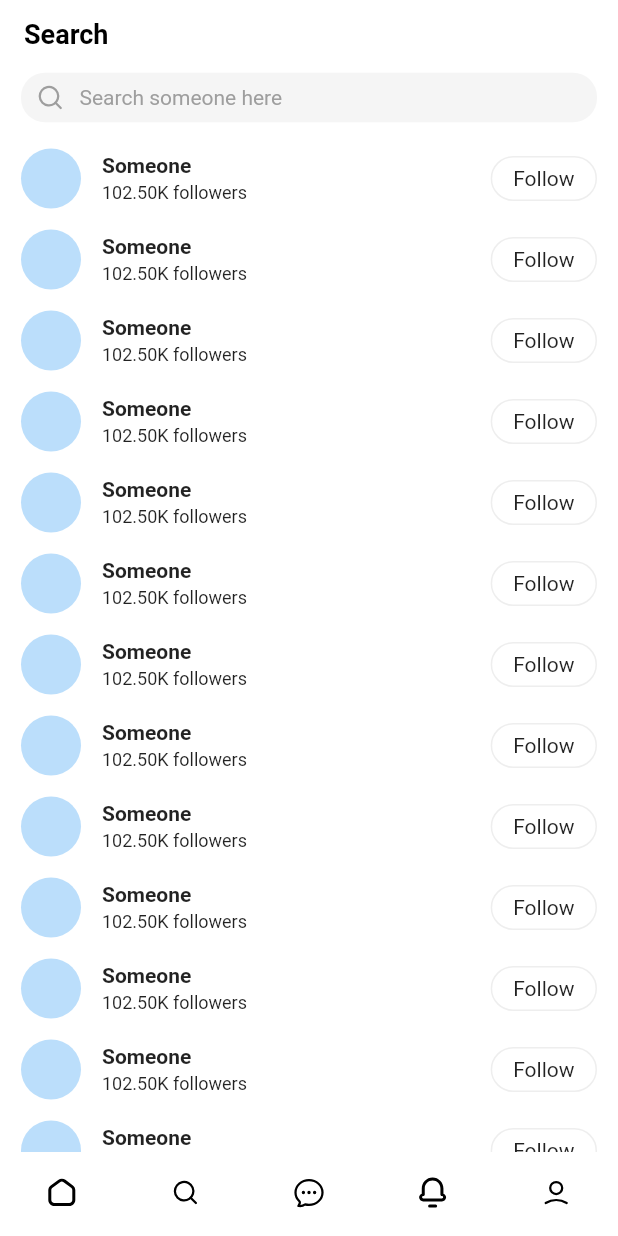
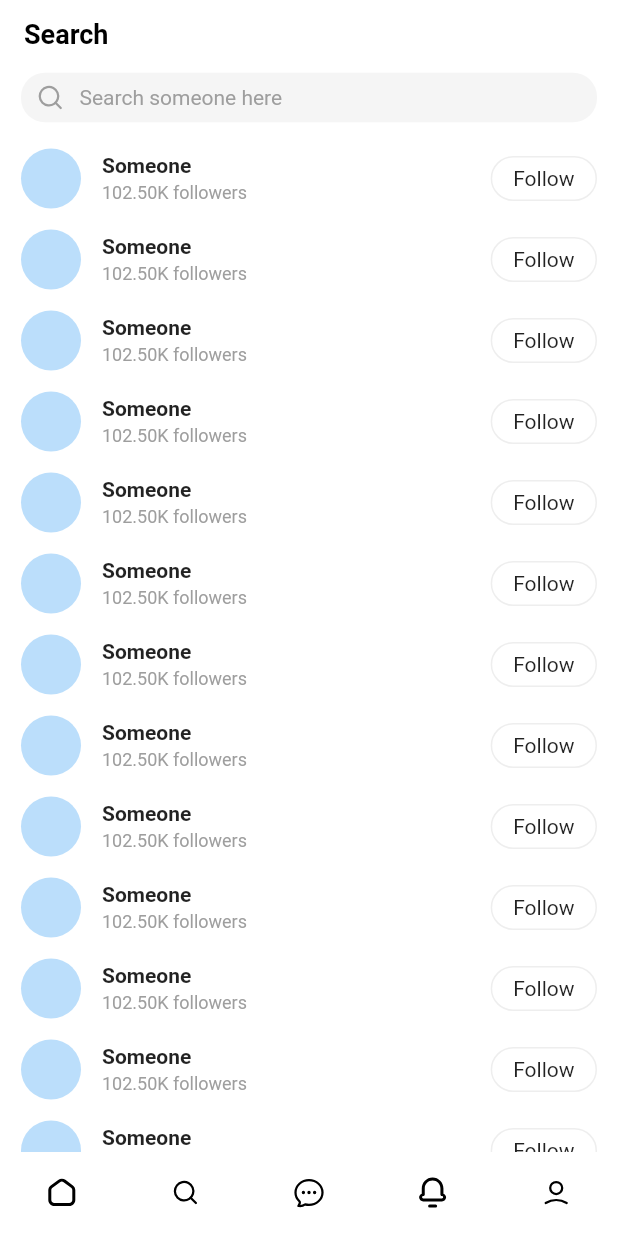
Before and after one commit to 1O1Dev/V-App, a Flutter app: the screen it shows after launch, item 2 of the bottom bar chosen, after a tap on "Someone", on a phone screen of 412 x 824 dp. Run offline on Flutter 3.47's test engine with Material 2 defaults, Android fonts, the phone set to English and light mode, and no system bars; our stand-ins replace flutter_riverpod, flutter_svg, font_awesome_flutter; network calls fail.

Commit message:
UI design

```diff
--- a/lib/components/post_card/image_card.dart
+++ b/lib/components/post_card/image_card.dart
@@ -2,9 +2,7 @@ import 'package:flutter/material.dart';
 import '../../configs/config.dart';
 
 class ImageCard extends StatelessWidget {
-  const ImageCard({
-    super.key,
-  });
+  const ImageCard({super.key});
 
   @override
   Widget build(BuildContext context) {
--- a/lib/components/post_card/post_action_button.dart
+++ b/lib/components/post_card/post_action_button.dart
@@ -4,9 +4,7 @@ import 'package:flutter_svg/svg.dart';
 import '../../configs/config.dart';
 
 class PostActionButton extends StatelessWidget {
-  const PostActionButton({
-    super.key,
-  });
+  const PostActionButton({super.key});
 
   @override
   Widget build(BuildContext context) {
--- a/lib/components/post_card/post_card.dart
+++ b/lib/components/post_card/post_card.dart
@@ -3,9 +3,7 @@ import '../../configs/config.dart';
 import '../component.dart';
 
 class PostCard extends StatelessWidget {
-  const PostCard({
-    super.key,
-  });
+  const PostCard({super.key});
 
   @override
   Widget build(BuildContext context) {
--- a/lib/components/post_card/profile_and_post_title.dart
+++ b/lib/components/post_card/profile_and_post_title.dart
@@ -3,9 +3,7 @@ import 'package:font_awesome_flutter/font_awesome_flutter.dart';
 import '../../configs/config.dart';
 
 class ProfileAndPostTitle extends StatelessWidget {
-  const ProfileAndPostTitle({
-    super.key,
-  });
+  const ProfileAndPostTitle({super.key});
 
   @override
   Widget build(BuildContext context) {
@@ -121,7 +119,7 @@ class ProfileAndPostTitle extends StatelessWidget {
       barrierColor: blackColor.withOpacity(0.4),
       backgroundColor: Colors.transparent,
       builder: (context) => Container(
-        height: 230,
+        height: 220,
         decoration: const BoxDecoration(
           color: whiteColor,
           borderRadius: BorderRadius.vertical(
--- a/lib/components/post_card/replies_likes_and_share.dart
+++ b/lib/components/post_card/replies_likes_and_share.dart
@@ -2,9 +2,7 @@ import 'package:flutter/material.dart';
 import '../../configs/config.dart';
 
 class RepliesAndLikes extends StatelessWidget {
-  const RepliesAndLikes({
-    super.key,
-  });
+  const RepliesAndLikes({super.key});
 
   @override
   Widget build(BuildContext context) {
--- a/lib/configs/api_config.dart
+++ b/lib/configs/api_config.dart
@@ -0,0 +1,2 @@
+String senderId = "2u8239f432cfuyfi238sdfsd4249";
+String receiverId = "2u823sdfsdf9432cfuyfi2384249ff";
--- a/lib/main.dart
+++ b/lib/main.dart
@@ -1,11 +1,12 @@
 import 'dart:io';
 import 'package:flutter/material.dart';
 import 'package:flutter/services.dart';
+import 'package:flutter_riverpod/flutter_riverpod.dart';
 import 'package:v_app/configs/config.dart';
 import 'package:v_app/pages/page.dart';
 
 void main() {
-  runApp(const VApp());
+  runApp(const ProviderScope(child: VApp()));
 }
 
 class VApp extends StatelessWidget {
--- a/lib/models/model.dart
+++ b/lib/models/model.dart
@@ -0,0 +1,2 @@
+export 'user.dart';
+export 'message.dart';
--- a/lib/pages/chat/chat.dart
+++ b/lib/pages/chat/chat.dart
@@ -17,9 +17,20 @@ class _ChatPageState extends State<ChatPage> {
       appBar: AppBar(
         automaticallyImplyLeading: false,
         title: const Text("Chat"),
-        bottom: PreferredSize(
-          preferredSize: const Size.fromHeight(40),
-          child: SizedBox(
+      ),
+      body: RefreshIndicator(
+        onRefresh: () => Future.delayed(const Duration(seconds: 3)),
+        backgroundColor: whiteColor,
+        color: appColor,
+        child: CustomScrollView(
+          physics: const BouncingScrollPhysics(),
+          slivers: [
+            SliverAppBar(
+              toolbarHeight: 40,
+              floating: true,
+              automaticallyImplyLeading: false,
+              flexibleSpace: FlexibleSpaceBar(
+                background: SizedBox(
                   height: 40,
                   child: Container(
                     height: 40,
@@ -29,10 +40,11 @@ class _ChatPageState extends State<ChatPage> {
                     ),
                     decoration: BoxDecoration(
                       color: greyColor.shade100,
-                borderRadius: BorderRadius.circular(appDefaultBorderRadius),
+                      borderRadius:
+                          BorderRadius.circular(appDefaultBorderRadius),
                     ),
-              padding:
-                  const EdgeInsets.symmetric(horizontal: appDefaultPadding / 2),
+                    padding: const EdgeInsets.symmetric(
+                        horizontal: appDefaultPadding / 2),
                     child: Row(
                       children: [
                         SvgPicture.asset(
@@ -50,9 +62,10 @@ class _ChatPageState extends State<ChatPage> {
                 ),
               ),
             ),
-      body: ListView.builder(
-        padding: const EdgeInsets.symmetric(vertical: appDefaultPadding / 2),
-        physics: const BouncingScrollPhysics(),
+            SliverPadding(
+              padding:
+                  const EdgeInsets.symmetric(vertical: appDefaultPadding / 2),
+              sliver: SliverList.builder(
                 itemCount: 20,
                 itemBuilder: (context, index) => InkWell(
                   onTap: () => Navigator.push(
@@ -85,7 +98,8 @@ class _ChatPageState extends State<ChatPage> {
                                 "Hello",
                                 maxLines: 1,
                                 overflow: TextOverflow.ellipsis,
-                        style: TextStyle(fontSize: 12, color: greyColor),
+                                style:
+                                    TextStyle(fontSize: 12, color: greyColor),
                               ),
                             ],
                           ),
@@ -99,6 +113,10 @@ class _ChatPageState extends State<ChatPage> {
                   ),
                 ),
               ),
+            ),
+          ],
+        ),
+      ),
     );
   }
 }
--- a/lib/pages/search/search.dart
+++ b/lib/pages/search/search.dart
@@ -16,11 +16,20 @@ class _SearchPageState extends State<SearchPage> {
       appBar: AppBar(
         automaticallyImplyLeading: false,
         title: const Text("Search"),
-        bottom: PreferredSize(
-          preferredSize: const Size.fromHeight(40),
-          child: SizedBox(
-            height: 40,
-            child: Container(
+      ),
+      body: RefreshIndicator(
+        onRefresh: () => Future.delayed(const Duration(seconds: 3)),
+        backgroundColor: whiteColor,
+        color: appColor,
+        child: CustomScrollView(
+          physics: const BouncingScrollPhysics(),
+          slivers: [
+            SliverAppBar(
+              floating: true,
+              automaticallyImplyLeading: false,
+              toolbarHeight: 40,
+              flexibleSpace: FlexibleSpaceBar(
+                background: Container(
                   height: 40,
                   margin: const EdgeInsets.symmetric(
                     horizontal: appDefaultPadding,
@@ -30,8 +39,8 @@ class _SearchPageState extends State<SearchPage> {
                     color: greyColor.shade100,
                     borderRadius: BorderRadius.circular(appDefaultBorderRadius),
                   ),
-              padding:
-                  const EdgeInsets.symmetric(horizontal: appDefaultPadding / 2),
+                  padding: const EdgeInsets.symmetric(
+                      horizontal: appDefaultPadding / 2),
                   child: Row(
                     children: [
                       SvgPicture.asset(
@@ -48,10 +57,10 @@ class _SearchPageState extends State<SearchPage> {
                 ),
               ),
             ),
-      ),
-      body: ListView.builder(
-        padding: const EdgeInsets.symmetric(vertical: appDefaultPadding / 2),
-        physics: const BouncingScrollPhysics(),
+            SliverPadding(
+              padding:
+                  const EdgeInsets.symmetric(vertical: appDefaultPadding / 2),
+              sliver: SliverList.builder(
                 itemCount: 20,
                 itemBuilder: (context, index) => InkWell(
                   onTap: () {},
@@ -77,14 +86,16 @@ class _SearchPageState extends State<SearchPage> {
                               SizedBox(height: appDefaultPadding / 4),
                               Text(
                                 "102.50K followers",
-                        style: TextStyle(fontSize: 12),
+                                style:
+                                    TextStyle(fontSize: 12, color: greyColor),
                               ),
                             ],
                           ),
                         ),
                         InkWell(
                           onTap: () {},
-                  borderRadius: BorderRadius.circular(appDefaultBorderRadius),
+                          borderRadius:
+                              BorderRadius.circular(appDefaultBorderRadius),
                           child: Container(
                             height: 30,
                             padding: const EdgeInsets.symmetric(
@@ -104,6 +115,10 @@ class _SearchPageState extends State<SearchPage> {
                   ),
                 ),
               ),
+            ),
+          ],
+        ),
+      ),
     );
   }
 }
--- a/lib/providers/provider.dart
+++ b/lib/providers/provider.dart
@@ -0,0 +1 @@
+export 'message.dart';
```
Also changed, not shown: lib/configs/theme_config.dart (+4 -16 lines), lib/models/message.dart (added, +16 -0 lines), lib/models/user.dart (added, +53 -0 lines), lib/pages/chat/message.dart (+42 -18 lines), lib/providers/message.dart (added, +9 -0 lines), lib/services/message.dart (added, +67 -0 lines), lib/components/chat/chat_card.dart (added), lib/components/chat/message_card.dart (added). Lines whose indentation alone changed are shown as unchanged.
